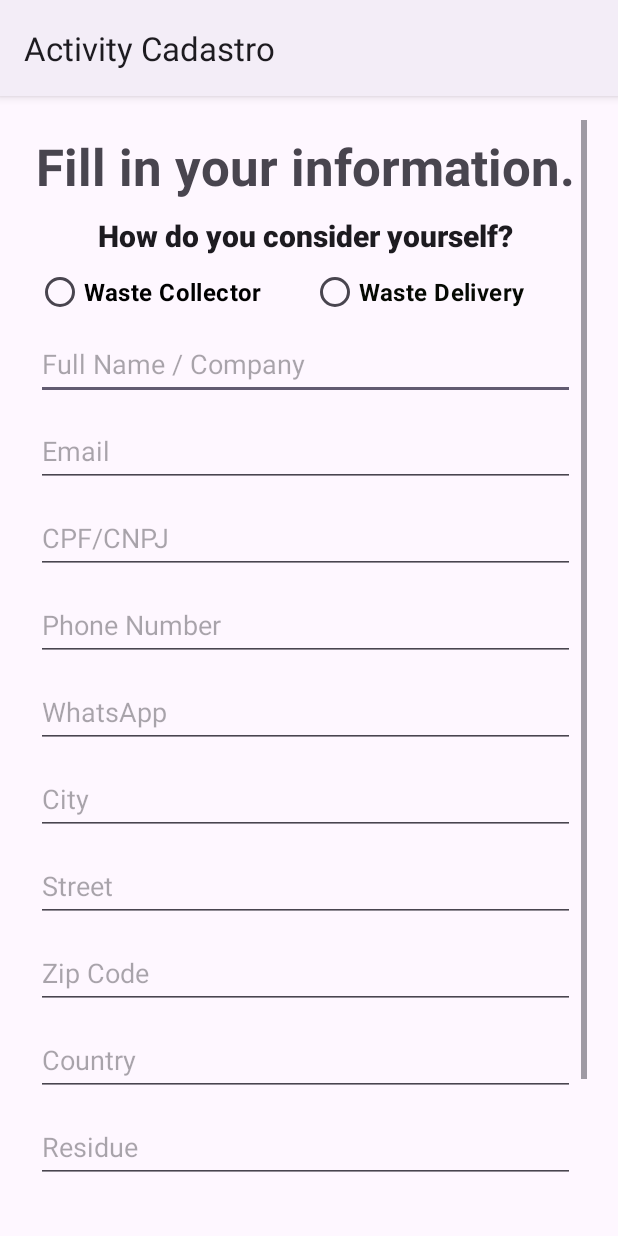
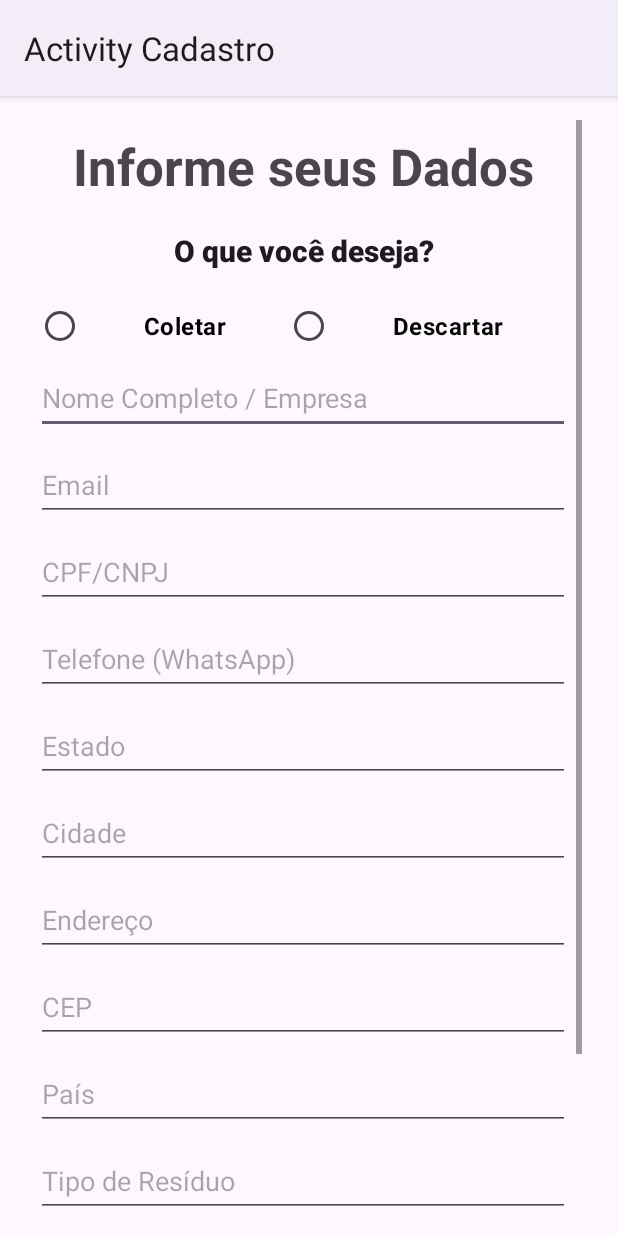
Before and after one commit to rxsantos/greencycle, an Android app: the Cadastro screen opened directly, with no data from a screen before it, on a phone screen of 412 x 824 dp. Run offline under Robolectric (Android 15) with nearby library versions, the phone set to English and light mode, and no system bars.

Commit message:
Alterado idioma das telas para português

```diff
--- a/app/src/main/res/layout/activity_cadastro.xml
+++ b/app/src/main/res/layout/activity_cadastro.xml
@@ -46,20 +46,20 @@
                     android:id="@+id/textView5"
                     android:layout_width="match_parent"
                     android:layout_height="wrap_content"
-                    android:text="Fill in your information."
+                    android:text="Informe seus Dados"
                     android:textAlignment="center"
                     android:textAppearance="@style/TextAppearance.AppCompat.Display1"
                     android:textStyle="bold" />
 
                 <Space
                     android:layout_width="match_parent"
-                    android:layout_height="10dp" />
+                    android:layout_height="20dp" />
 
                 <TextView
                     android:id="@+id/textView8"
                     android:layout_width="match_parent"
-                    android:layout_height="match_parent"
-                    android:text="How do you consider yourself?"
+                    android:layout_height="40dp"
+                    android:text="O que você deseja?"
                     android:textAlignment="center"
                     android:textAppearance="@style/TextAppearance.AppCompat.Body2"
                     android:textSize="20sp"
@@ -79,8 +79,8 @@
                         android:layout_width="wrap_content"
                         android:layout_height="wrap_content"
                         android:layout_weight="1"
-                        android:text="Waste Collector"
-                        android:textAlignment="textStart"
+                        android:text="Coletar"
+                        android:textAlignment="center"
                         android:textColor="#000000"
                         android:textSize="16sp"
                         android:textStyle="bold" />
@@ -90,8 +90,8 @@
                         android:layout_width="wrap_content"
                         android:layout_height="wrap_content"
                         android:layout_weight="1"
-                        android:text="Waste Delivery"
-                        android:textAlignment="textStart"
+                        android:text="Descartar "
+                        android:textAlignment="center"
                         android:textColor="#060903"
                         android:textSize="16sp"
                         android:textStyle="bold" />
@@ -103,7 +103,7 @@
                     android:layout_width="match_parent"
                     android:layout_height="wrap_content"
                     android:ems="10"
-                    android:hint="Full Name / Company"
+                    android:hint="Nome Completo / Empresa"
                     android:inputType="text"
                     android:minHeight="48dp" />
 
@@ -142,7 +142,7 @@
                     android:layout_width="match_parent"
                     android:layout_height="wrap_content"
                     android:ems="10"
-                    android:hint="Phone Number"
+                    android:hint="Telefone (WhatsApp)"
                     android:inputType="phone"
                     android:minHeight="48dp"
                     android:phoneNumber="true" />
@@ -152,11 +152,11 @@
                     android:layout_height="10dp" />
 
                 <EditText
-                    android:id="@+id/editTextWhatsapp"
+                    android:id="@+id/editTextUf"
                     android:layout_width="match_parent"
                     android:layout_height="wrap_content"
                     android:ems="10"
-                    android:hint="WhatsApp"
+                    android:hint="Estado"
                     android:inputType="phone"
                     android:minHeight="48dp" />
 
@@ -169,7 +169,7 @@
                     android:layout_width="match_parent"
                     android:layout_height="wrap_content"
                     android:ems="10"
-                    android:hint="City"
+                    android:hint="Cidade"
                     android:inputType="text"
                     android:minHeight="48dp" />
 
@@ -182,7 +182,7 @@
                     android:layout_width="match_parent"
                     android:layout_height="wrap_content"
                     android:ems="10"
-                    android:hint="Street"
+                    android:hint="Endereço"
                     android:inputType="text"
                     android:minHeight="48dp" />
 
@@ -195,7 +195,7 @@
                     android:layout_width="match_parent"
                     android:layout_height="wrap_content"
                     android:ems="10"
-                    android:hint="Zip Code"
+                    android:hint="CEP"
                     android:inputType="textPostalAddress"
                     android:minHeight="48dp" />
 
@@ -204,11 +204,11 @@
                     android:layout_height="10dp" />
 
                 <EditText
-                    android:id="@+id/editTextZipcode"
+                    android:id="@+id/editTextCountry"
                     android:layout_width="match_parent"
                     android:layout_height="wrap_content"
                     android:ems="10"
-                    android:hint="Country"
+                    android:hint="País"
                     android:inputType="text"
                     android:minHeight="48dp" />
 
@@ -221,7 +221,7 @@
                     android:layout_width="match_parent"
                     android:layout_height="wrap_content"
                     android:ems="10"
-                    android:hint="Residue"
+                    android:hint="Tipo de Resíduo"
                     android:inputType="text"
                     android:minHeight="48dp" />
 
@@ -237,7 +237,7 @@
                         android:id="@+id/button4"
                         android:layout_width="175dp"
                         android:layout_height="match_parent"
-                        android:text="Clear" />
+                        android:text="Limpar" />
 
                     <Space
                         android:layout_width="5dp"
@@ -247,7 +247,7 @@
                         android:id="@+id/button3"
                         android:layout_width="175dp"
                         android:layout_height="match_parent"
-                        android:text="Add Register"
+                        android:text="Salvar"
                         tools:layout_editor_absoluteX="155dp"
                         tools:layout_editor_absoluteY="1027dp" />
 
```
Also changed, not shown: app/src/main/java/com/pucpr/greencycle/model/Contact.java (+4 -14 lines), app/src/main/java/com/pucpr/greencycle/model/ContactDatabase.java (+1 -8 lines), app/src/main/res/layout/activity_login.xml (+4 -4 lines), app/src/main/res/values/strings.xml (+6 -6 lines).
